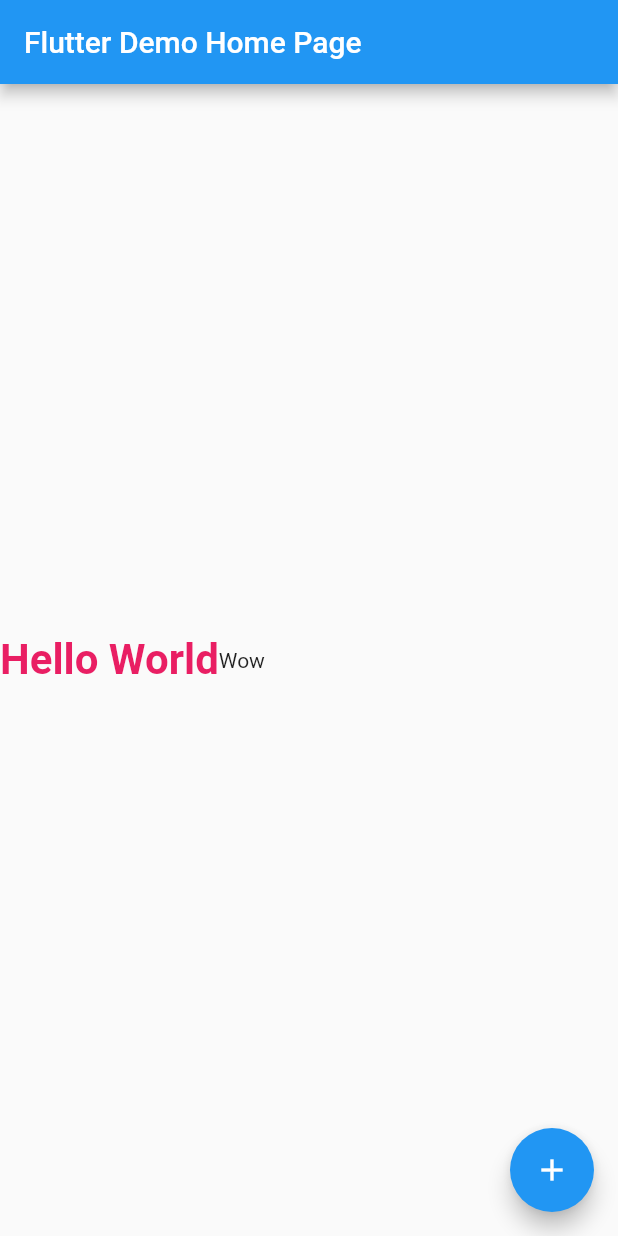
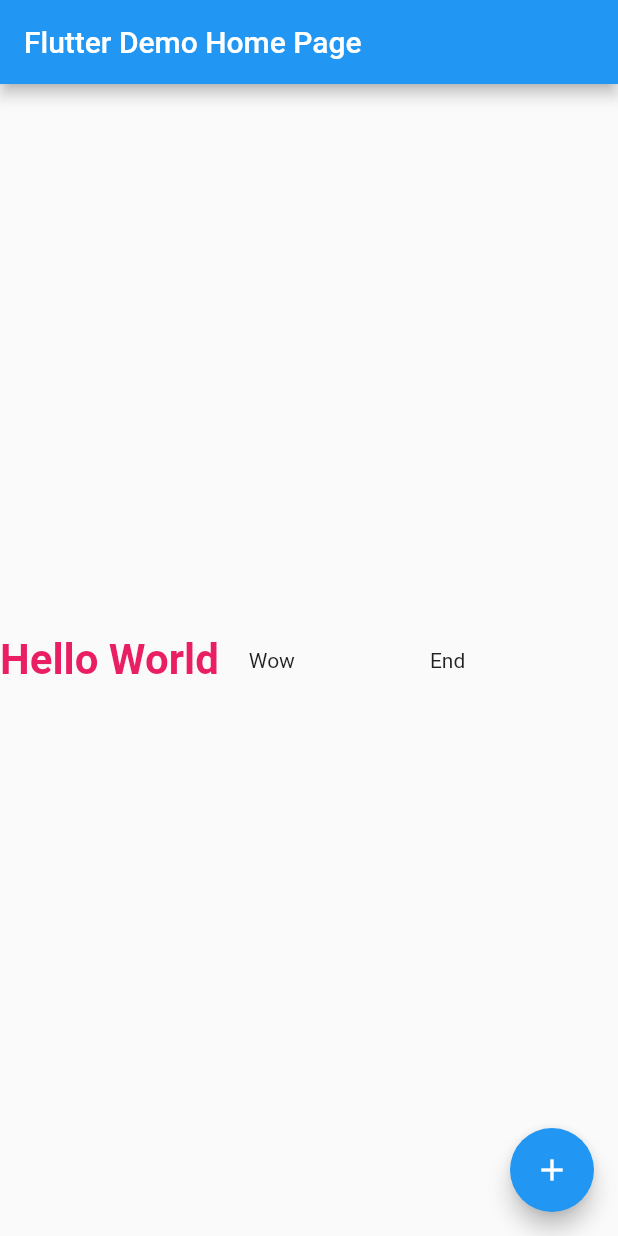
Before and after one commit to arraisi/flutter_app, a Flutter app: the screen it shows after launch, on a phone screen of 412 x 824 dp. Run offline on Flutter 3.47's test engine with Material 2 defaults, Android fonts, the phone set to English and light mode, and no system bars.

Commit message:
Padding widget

```diff
--- a/lib/main.dart
+++ b/lib/main.dart
@@ -75,12 +75,17 @@ class _MyHomePageState extends State<MyHomePage> {
         child: Container(
           child: Row(
             children: <Widget>[
-              Text(
+              new Text(
                 "Hello World",
                 style: TextStyle(fontWeight: FontWeight.bold, color: Colors.pink, fontSize: 28.0),
                 textAlign: TextAlign.left,
               ),
-              new Text("Wow")
+              new Padding(
+//                padding: const EdgeInsets.all(20.0),
+              padding: EdgeInsets.fromLTRB(20.0, 0.0, 90.0, 0.0),
+                child: new Text("Wow"),
+              ),
+              new Text("End")
             ],
           ),
         ),
```
